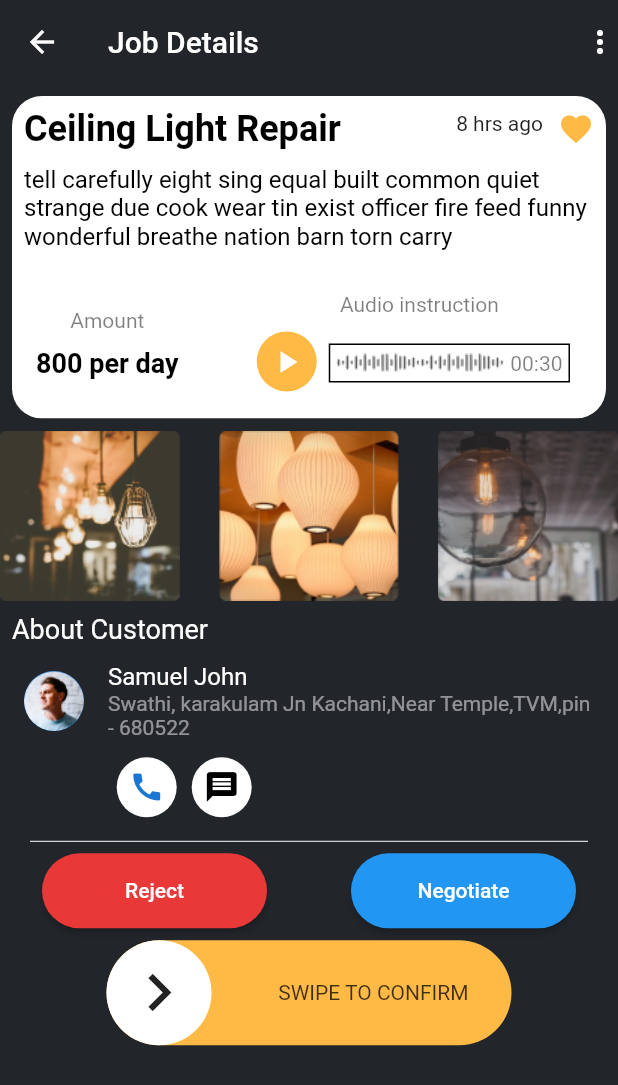
After one commit to finosemajeed/enabler, a Flutter app: the JobDetailsScreen screen opened by its route, on a phone screen of 412 x 824 dp. The commit adds this screen. Shown: the top 1085 px of the screen. Run offline on Flutter 3.47's test engine with Material 2 defaults, Android fonts, the phone set to English and light mode, and no system bars; drawn by our look-alikes of slider_button; our stand-ins replace material_design_icons_flutter.

Commit message:
job details screen completed

```diff
--- /dev/null
+++ b/lib/presentation/job_details_screen/job_details_screen.dart
@@ -0,0 +1,90 @@
+import 'package:enabler/domain/core/color_config.dart';
+import 'package:enabler/presentation/job_details_screen/widgets/action_button.dart';
+import 'package:enabler/presentation/job_details_screen/widgets/job_details_card.dart';
+import 'package:enabler/presentation/job_details_screen/widgets/workers_image.dart';
+import 'package:flutter/material.dart';
+import 'package:slider_button/slider_button.dart';
+
+class JobDetailsScreen extends StatelessWidget {
+  const JobDetailsScreen({super.key});
+
+  @override
+  Widget build(BuildContext context) {
+    return Scaffold(
+      backgroundColor: backgroudColor,
+      appBar: AppBar(
+        elevation: 0,
+        title: const Text('Job Details'),
+        backgroundColor: backgroudColor,
+        actions: const [Icon(Icons.more_vert)],
+      ),
+      body: Column(
+        crossAxisAlignment: CrossAxisAlignment.start,
+        children: [
+          const JobDetailsCard(),
+          const WorkersImages(),
+          const Padding(
+            padding: EdgeInsets.all(8.0),
+            child: Text(
+              'About Customer',
+              style: TextStyle(
+                fontSize: 18,
+                color: kWhite,
+              ),
+            ),
+          ),
+          ListTile(
+            textColor: kWhite,
+            leading: const CircleAvatar(
+              backgroundImage: AssetImage('assets/user/profile.png'),
+            ),
+            title: const Text("Samuel John"),
+            subtitle: Text(
+              'Swathi, karakulam Jn Kachani,Near Temple,TVM,pin - 680522',
+              style: TextStyle(
+                color: kWhite.withOpacity(0.5),
+              ),
+            ),
+          ),
+          ListTile(
+            title: Row(
+              children: [
+                SizedBox(width: MediaQuery.of(context).size.width * 0.15),
+                const CircleAvatar(
+                  backgroundColor: kWhite,
+                  child: Icon(Icons.call),
+                ),
+                const SizedBox(width: 10),
+                const CircleAvatar(
+                  backgroundColor: kWhite,
+                  child: Icon(
+                    Icons.message,
+                    color: kBlack,
+                  ),
+                ),
+              ],
+            ),
+          ),
+          const Divider(
+            indent: 20,
+            endIndent: 20,
+            color: kWhite,
+          ),
+          const ActionButton(),
+          Padding(
+            padding: const EdgeInsets.all(8.0),
+            child: Center(
+              child: SliderButton(
+                backgroundColor: kYellow,
+                radius: 80,
+                label: const Text('SWIPE TO CONFIRM'),
+                action: () {},
+                icon: const Icon(Icons.navigate_next, size: 50),
+              ),
+            ),
+          )
+        ],
+      ),
+    );
+  }
+}
--- /dev/null
+++ b/lib/presentation/job_details_screen/widgets/action_button.dart
@@ -0,0 +1,37 @@
+
+import 'package:enabler/domain/core/color_config.dart';
+import 'package:flutter/material.dart';
+
+class ActionButton extends StatelessWidget {
+  const ActionButton({
+    super.key,
+  });
+
+  @override
+  Widget build(BuildContext context) {
+    return Row(
+      mainAxisAlignment: MainAxisAlignment.spaceAround,
+      children: [
+        ElevatedButton(
+          onPressed: () {},
+          style: ElevatedButton.styleFrom(
+            minimumSize: const Size(150, 50),
+            shape: const StadiumBorder(),
+            backgroundColor: kRed,
+          ),
+          child: const Text('Reject'),
+        ),
+        ElevatedButton(
+          onPressed: () {
+            Navigator.of(context).pushNamed('/negotiate_screen');
+          },
+          style: ElevatedButton.styleFrom(
+            shape: const StadiumBorder(),
+            minimumSize: const Size(150, 50),
+          ),
+          child: const Text('Negotiate'),
+        )
+      ],
+    );
+  }
+}
--- /dev/null
+++ b/lib/presentation/job_details_screen/widgets/job_details_card.dart
@@ -0,0 +1,149 @@
+
+import 'package:enabler/domain/core/color_config.dart';
+import 'package:flutter/material.dart';
+
+class JobDetailsCard extends StatelessWidget {
+  const JobDetailsCard({
+    super.key,
+    this.jobType,
+    this.jobDescription,
+    this.price,
+    this.postedTime,
+  });
+
+  final String? jobType;
+  final String? jobDescription;
+  final String? price;
+  final String? postedTime;
+
+  @override
+  Widget build(BuildContext context) {
+    return Padding(
+      padding: const EdgeInsets.all(8.0),
+      child: ClipRRect(
+        borderRadius: BorderRadius.circular(20),
+        child: Container(
+          color: kWhite,
+          child: Padding(
+            padding: const EdgeInsets.all(8.0),
+            child: Column(
+              crossAxisAlignment: CrossAxisAlignment.start,
+              children: [
+                Row(
+                  mainAxisAlignment: MainAxisAlignment.spaceBetween,
+                  children: [
+                    Text(
+                      jobType ?? 'Ceiling Light Repair',
+                      style: const TextStyle(
+                        fontSize: 24,
+                        fontWeight: FontWeight.bold,
+                        color: kBlack,
+                      ),
+                    ),
+                    Wrap(
+                      children: [
+                        Text(postedTime ?? '8 hrs ago'),
+                        const SizedBox(width: 10),
+                        const Icon(Icons.favorite, color: kYellow)
+                      ],
+                    ),
+                  ],
+                ),
+                const SizedBox(height: 10),
+                Text(
+                  jobDescription ??
+                      'tell carefully eight sing equal built common quiet strange due cook wear tin exist officer fire feed funny wonderful breathe nation barn torn carry',
+                  style: const TextStyle(
+                    fontSize: 16,
+                    color: kBlack,
+                  ),
+                ),
+                const SizedBox(height: 20),
+                Row(
+                  mainAxisAlignment: MainAxisAlignment.spaceBetween,
+                  children: [
+                    Padding(
+                      padding: const EdgeInsets.all(8.0),
+                      child: Wrap(
+                        crossAxisAlignment: WrapCrossAlignment.center,
+                        direction: Axis.vertical,
+                        children: [
+                          Text(
+                            'Amount',
+                            style: TextStyle(
+                              color: kBlack.withOpacity(0.5),
+                            ),
+                          ),
+                          const SizedBox(height: 10),
+                          Text(
+                            price ?? '800 per day',
+                            style: const TextStyle(
+                              fontSize: 18,
+                              fontWeight: FontWeight.bold,
+                              color: kBlack,
+                            ),
+                          ),
+                        ],
+                      ),
+                    ),
+                    Padding(
+                      padding: const EdgeInsets.all(8.0),
+                      child: Wrap(
+                        crossAxisAlignment: WrapCrossAlignment.center,
+                        direction: Axis.vertical,
+                        children: [
+                          Text(
+                            'Audio instruction',
+                            style: TextStyle(
+                              color: kBlack.withOpacity(0.5),
+                            ),
+                          ),
+                          const SizedBox(height: 10),
+                          Wrap(
+                            children: [
+                              const CircleAvatar(
+                                backgroundColor: kYellow,
+                                child: Icon(
+                                  Icons.play_arrow,
+                                  color: kWhite,
+                                ),
+                              ),
+                              Padding(
+                                padding: const EdgeInsets.all(8.0),
+                                child: Container(
+                                  decoration: BoxDecoration(
+                                    border: Border.all(color: kBlack),
+                                  ),
+                                  child: Padding(
+                                    padding: const EdgeInsets.all(4.0),
+                                    child: Row(
+                                      children: [
+                                        Image.asset('assets/user/voice.png'),
+                                        Image.asset('assets/user/voice.png'),
+                                        const SizedBox(width: 4),
+                                        Text(
+                                          '00:30',
+                                          style: TextStyle(
+                                            color: kBlack.withOpacity(0.5),
+                                          ),
+                                        )
+                                      ],
+                                    ),
+                                  ),
+                                ),
+                              ),
+                            ],
+                          )
+                        ],
+                      ),
+                    ),
+                  ],
+                )
+              ],
+            ),
+          ),
+        ),
+      ),
+    );
+  }
+}
--- /dev/null
+++ b/lib/presentation/job_details_screen/widgets/workers_image.dart
@@ -0,0 +1,31 @@
+
+import 'package:flutter/material.dart';
+
+class WorkersImages extends StatelessWidget {
+  const WorkersImages({
+    super.key,
+  });
+
+  @override
+  Widget build(BuildContext context) {
+    return SizedBox(
+      child: Row(
+        mainAxisAlignment: MainAxisAlignment.spaceBetween,
+        children: [
+          Image.asset(
+            'assets/user/image1.png',
+            width: 120,
+          ),
+          Image.asset(
+            'assets/user/image2.png',
+            width: 120,
+          ),
+          Image.asset(
+            'assets/user/image3.png',
+            width: 120,
+          ),
+        ],
+      ),
+    );
+  }
+}
--- a/lib/presentation/main_app.dart
+++ b/lib/presentation/main_app.dart
@@ -1,4 +1,6 @@
+import 'package:enabler/presentation/job_details_screen/job_details_screen.dart';
 import 'package:enabler/presentation/main_screen/main_screen.dart';
+import 'package:enabler/presentation/negotiate_screen/negotiate_screen.dart';
 import 'package:flutter/material.dart';
 
 class MyApp extends StatelessWidget {
@@ -13,6 +15,10 @@ class MyApp extends StatelessWidget {
         primarySwatch: Colors.blue,
       ),
       home: MainScreen(),
+      routes: {
+        '/job_details_screen': (context) => const JobDetailsScreen(),
+        '/negotiate_screen': (context) => NegotiateScreen(),
+      },
     );
   }
 }
--- /dev/null
+++ b/lib/presentation/negotiate_screen/negotiate_screen.dart
@@ -0,0 +1,16 @@
+import 'package:enabler/domain/core/color_config.dart';
+import 'package:flutter/material.dart';
+
+class NegotiateScreen extends StatelessWidget {
+  const NegotiateScreen({super.key});
+
+  @override
+  Widget build(BuildContext context) {
+    return Scaffold(
+      appBar: AppBar(
+        backgroundColor: backgroudColor,
+        title: Text('Negotiate'),
+      ),
+    );
+  }
+}
--- a/lib/presentation/widgets/custom_job_tile.dart
+++ b/lib/presentation/widgets/custom_job_tile.dart
@@ -140,18 +140,23 @@ class CustomJobTile extends StatelessWidget {
                       ),
                     ],
                   ),
-                  ClipRRect(
+                  GestureDetector(
+                    onTap: () {
+                      Navigator.of(context).pushNamed('/job_details_screen');
+                    },
+                    child: ClipRRect(
                       borderRadius: BorderRadius.circular(10),
                       child: Container(
                         color: kYellow,
                         child: const Padding(
-                        padding:
-                            EdgeInsets.symmetric(horizontal: 6.0, vertical: 3),
+                          padding: EdgeInsets.symmetric(
+                              horizontal: 6.0, vertical: 3),
                           child: Text(
                             'View Details',
                             style: TextStyle(
                               fontSize: 12,
                               color: kBlack,
+                            ),
                           ),
                         ),
                       ),
```
Also changed, not shown: pubspec.yaml (+1 -6 lines), assets/user/image1.png (added), assets/user/image2.png (added), assets/user/image3.png (added), assets/user/voice.png (added), pubspec.lock. Lines whose indentation alone changed are shown as unchanged.
